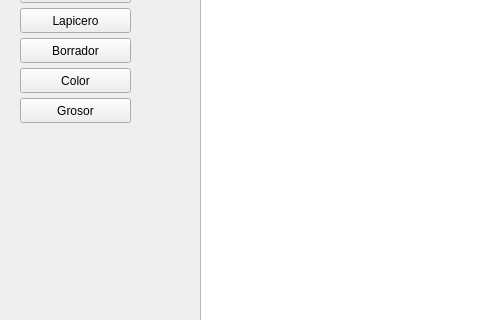
Old version of the form ppp/widget.ui in the repository Noemi2002/Paint_V3; both pictures show x 0 to 480 and y 122 to 442 of the 1229 by 600 pixel window.
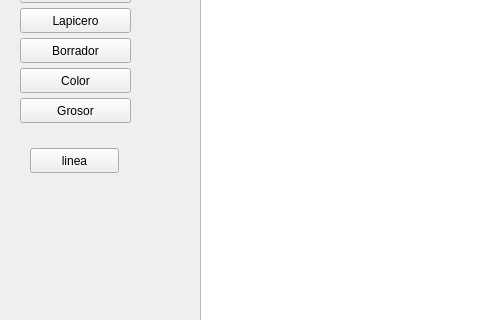
New version of the form.

Patch:
```diff
--- a/ppp/widget.ui
+++ b/ppp/widget.ui
@@ -114,6 +114,19 @@
     </rect>
    </property>
   </widget>
+  <widget class="QPushButton" name="linea">
+   <property name="geometry">
+    <rect>
+     <x>30</x>
+     <y>270</y>
+     <width>89</width>
+     <height>25</height>
+    </rect>
+   </property>
+   <property name="text">
+    <string>linea</string>
+   </property>
+  </widget>
  </widget>
  <resources/>
  <connections/>
```
